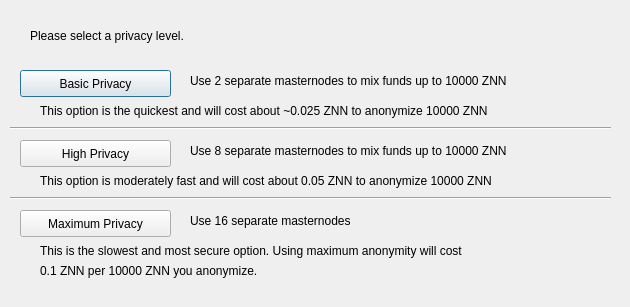
First picture: the form in src/qt/forms/obfuscationconfig.ui, repository zenonnetwork/zenon, before the edit.
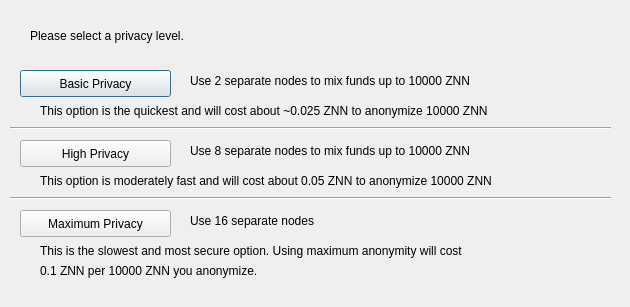
Second picture: the form after the edit.

What changed in the file:
```diff
--- a/src/qt/forms/obfuscationconfig.ui
+++ b/src/qt/forms/obfuscationconfig.ui
@@ -75,7 +75,7 @@
     </rect>
    </property>
    <property name="text">
-    <string>Use 2 separate masternodes to mix funds up to 10000 ZNN</string>
+    <string>Use 2 separate nodes to mix funds up to 10000 ZNN</string>
    </property>
   </widget>
   <widget class="QLabel" name="label_3">
@@ -88,7 +88,7 @@
     </rect>
    </property>
    <property name="text">
-    <string>Use 8 separate masternodes to mix funds up to 10000 ZNN</string>
+    <string>Use 8 separate nodes to mix funds up to 10000 ZNN</string>
    </property>
   </widget>
   <widget class="QLabel" name="label_4">
@@ -101,7 +101,7 @@
     </rect>
    </property>
    <property name="text">
-    <string>Use 16 separate masternodes</string>
+    <string>Use 16 separate nodes</string>
    </property>
   </widget>
   <widget class="QLabel" name="label_6">
```
